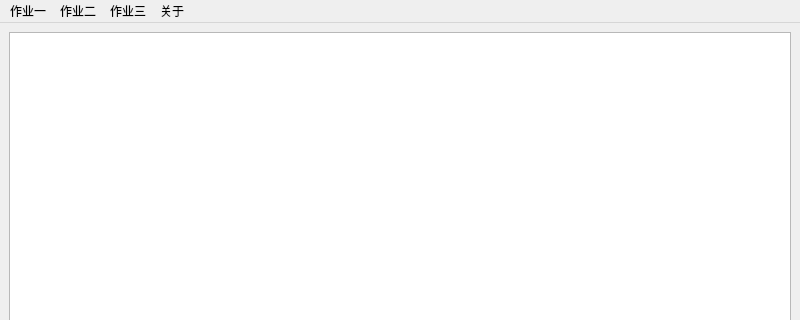
First picture: the form in mainwindow.ui, repository Mythologyli/Rusty, before the edit; both pictures show x 0 to 800 and y 0 to 320 of the 800 by 600 pixel window.
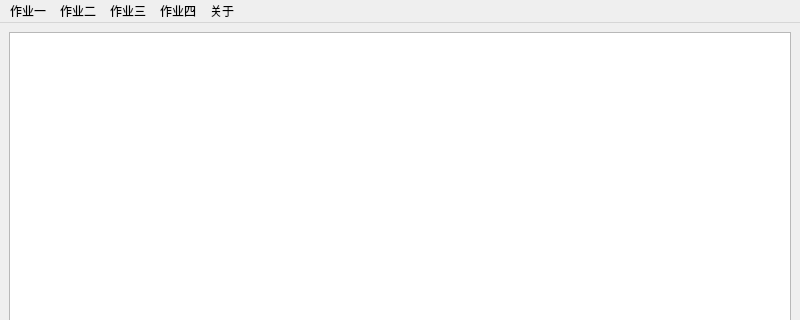
Second picture: the form after the edit.

```diff
--- a/mainwindow.ui
+++ b/mainwindow.ui
@@ -68,9 +68,16 @@
           </property>
           <addaction name="imageSegmentationAction"/>
       </widget>
+      <widget class="QMenu" name="hw4Menu">
+          <property name="title">
+              <string>作业四</string>
+          </property>
+          <addaction name="imageMorphologyAction"/>
+      </widget>
       <addaction name="hw1Menu"/>
       <addaction name="hw2Menu"/>
       <addaction name="hw3Menu"/>
+      <addaction name="hw4Menu"/>
       <addaction name="aboutMenu"/>
   </widget>
   <widget class="QStatusBar" name="statusbar"/>
```
Left out of the diff: 5 changed lines with no effect on the pictures. Lines whose indentation alone changed are shown as unchanged.
